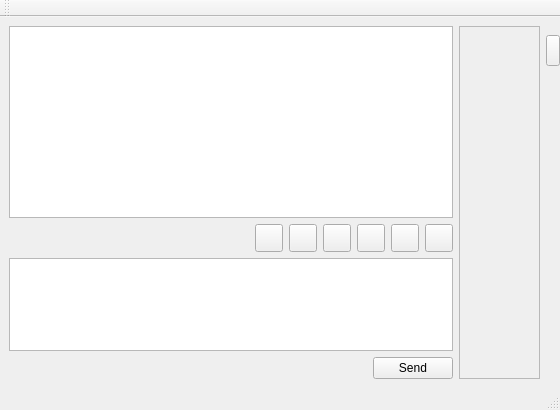
First picture: the form in retroshare-gui/src/gui/chat/PopupChatDialog.ui, repository RetroShare/RetroShare, before the edit.
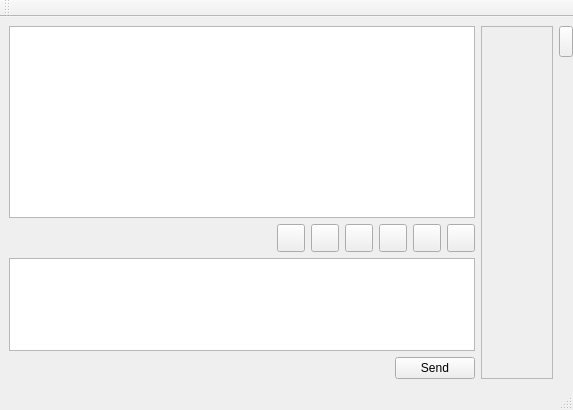
Second picture: the form after the edit. Icons and pictures are not drawn.

Commit message: fixed myavatar label to not go to top

What changed in the file:
```diff
--- a/retroshare-gui/src/gui/chat/PopupChatDialog.ui
+++ b/retroshare-gui/src/gui/chat/PopupChatDialog.ui
@@ -5,7 +5,7 @@
    <rect>
     <x>0</x>
     <y>0</y>
-    <width>560</width>
+    <width>573</width>
     <height>410</height>
    </rect>
   </property>
@@ -305,7 +305,7 @@
         <number>9</number>
        </property>
        <property name="rightMargin" >
-        <number>9</number>
+        <number>0</number>
        </property>
        <property name="bottomMargin" >
         <number>9</number>
@@ -384,6 +384,9 @@
          <property name="orientation" >
           <enum>Qt::Vertical</enum>
          </property>
+         <property name="sizeType" >
+          <enum>QSizePolicy::Fixed</enum>
+         </property>
          <property name="sizeHint" >
           <size>
            <width>61</width>
@@ -397,9 +400,6 @@
     </item>
     <item row="0" column="2" >
      <layout class="QGridLayout" >
-      <property name="topMargin" >
-       <number>9</number>
-      </property>
       <item row="0" column="0" >
        <widget class="QPushButton" name="avatarFrameButton" >
         <property name="minimumSize" >
@@ -435,8 +435,8 @@
         </property>
         <property name="sizeHint" >
          <size>
-          <width>12</width>
-          <height>509</height>
+          <width>14</width>
+          <height>321</height>
          </size>
         </property>
        </spacer>
```
